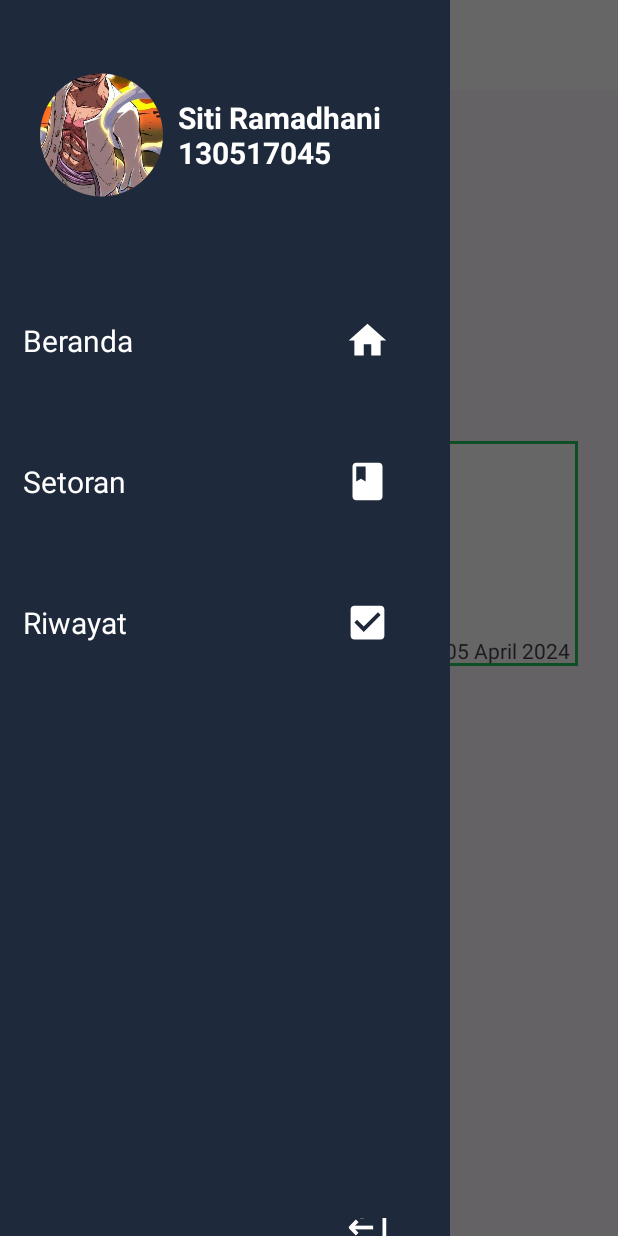
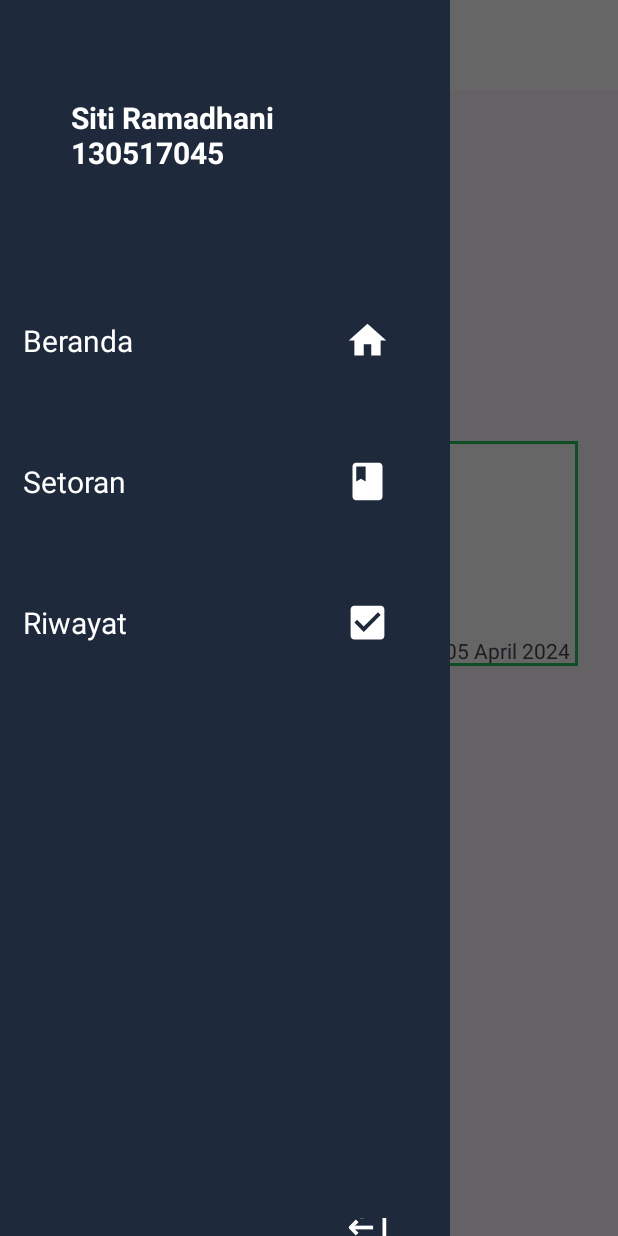
Before and after one commit to SuryaHidayat93/UAS-Pemger, an Android app: the BerandaDosenActivity screen opened directly, with no data from a screen before it, with the side drawer open, on a phone screen of 412 x 824 dp. Run offline under Robolectric (Android 15) with nearby library versions, the phone set to English and light mode, and no system bars; our stand-ins replace CircleImageView.

Commit message:
update 1

```diff
--- a/app/src/main/AndroidManifest.xml
+++ b/app/src/main/AndroidManifest.xml
@@ -1,6 +1,7 @@
 <?xml version="1.0" encoding="utf-8"?>
 <manifest xmlns:android="http://schemas.android.com/apk/res/android"
     xmlns:tools="http://schemas.android.com/tools">
+    <uses-permission android:name="android.permission.INTERNET" />
 
     <application
         android:allowBackup="true"
--- a/app/src/main/java/com/example/utspemhir/BerandaDosenActivity.java
+++ b/app/src/main/java/com/example/utspemhir/BerandaDosenActivity.java
@@ -8,12 +8,13 @@ import androidx.drawerlayout.widget.DrawerLayout;
 import android.content.DialogInterface;
 import android.content.Intent;
 import android.os.Bundle;
-
 import android.view.View;
+import android.widget.TextView;
 
 public class BerandaDosenActivity extends AppCompatActivity {
 
     DrawerLayout drawerLayout;
+    TextView namaUserTextView;
 
     @Override
     protected void onCreate(Bundle savedInstanceState) {
@@ -21,24 +22,40 @@ public class BerandaDosenActivity extends AppCompatActivity {
         setContentView(R.layout.activity_berandadosen);
 
         drawerLayout = findViewById(R.id.drawer_layer);
+
+        // Mengakses TextView dari sidebardosen.xml
+        View sidebarView = findViewById(R.id.namauser);  // Pastikan ID ini sesuai dengan layout sidebardosen.xml
+        namaUserTextView = sidebarView.findViewById(R.id.namauser);
+
+        // Get the username from the intent
+        Intent intent = getIntent();
+        String username = intent.getStringExtra("USERNAME");
+
+        // Set the username to the TextView
+        if (username != null) {
+            namaUserTextView.setText(username);
+        }
     }
 
-    public void ClickMenu(View view) {openDrawer(drawerLayout);}
+    public void ClickMenu(View view) {
+        openDrawer(drawerLayout);
+    }
 
-    private void openDrawer(DrawerLayout drawerLayout){
+    private void openDrawer(DrawerLayout drawerLayout) {
         drawerLayout.openDrawer(GravityCompat.START);
     }
 
-    public void beranda(View view){
+    public void beranda(View view) {
         Intent intent = new Intent(BerandaDosenActivity.this, BerandaDosenActivity.class);
         startActivity(intent);
     }
-    public void setoran(View view){
+
+    public void setoran(View view) {
         Intent intent = new Intent(BerandaDosenActivity.this, SetoranDosenActivity.class);
         startActivity(intent);
     }
 
-    public void riwayat(View view){
+    public void riwayat(View view) {
         Intent intent = new Intent(BerandaDosenActivity.this, RiwayatDosenActivity.class);
         startActivity(intent);
     }
@@ -69,5 +86,4 @@ public class BerandaDosenActivity extends AppCompatActivity {
         });
         builder.show();
     }
-
 }
--- a/app/src/main/res/layout/sidebardosen.xml
+++ b/app/src/main/res/layout/sidebardosen.xml
@@ -19,16 +19,16 @@
             android:layout_weight="1">
         </LinearLayout>
 
-        <LinearLayout
-            android:layout_width="0dp"
-            android:layout_height="match_parent"
-            android:layout_weight="3">
+<!--        <LinearLayout-->
+<!--            android:layout_width="0dp"-->
+<!--            android:layout_height="match_parent"-->
+<!--            android:layout_weight="3">-->
 
-            <de.hdodenhof.circleimageview.CircleImageView
-                android:layout_width="match_parent"
-                android:layout_height="match_parent"
-                android:src="@drawable/gambar1"/>
-        </LinearLayout>
+<!--            <de.hdodenhof.circleimageview.CircleImageView-->
+<!--                android:layout_width="match_parent"-->
+<!--                android:layout_height="match_parent"-->
+<!--                android:src="@drawable/gambar1"/>-->
+<!--        </LinearLayout>-->
 
         <LinearLayout
             android:layout_width="0dp"
@@ -36,6 +36,7 @@
             android:layout_weight="6">
 
             <TextView
+                android:id="@+id/namauser"
                 android:layout_width="match_parent"
                 android:layout_height="match_parent"
                 android:gravity="center_vertical"
```
Also changed, not shown: app/src/main/java/com/example/utspemhir/LoginActivity.java (+82 -16 lines).
